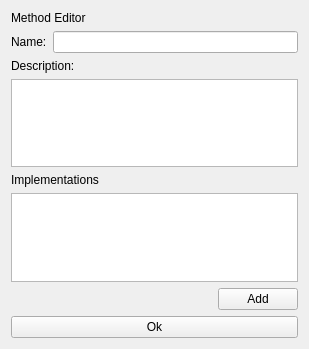
jcfreeman2/dbe, file ui/SchemaMethodEditor.ui: the form before one commit.
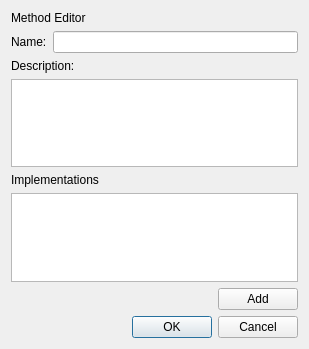
The form after the commit.

Commit message: Add cancel option to attribute,relationship and method edit widgets. Add 'Save View As' to main window

```diff
--- a/ui/SchemaMethodEditor.ui
+++ b/ui/SchemaMethodEditor.ui
@@ -499,9 +499,9 @@
     </layout>
    </item>
    <item>
-    <widget class="QPushButton" name="SaveButton">
-     <property name="text">
-      <string>Ok</string>
+    <widget class="QDialogButtonBox" name="buttonBox">
+     <property name="standardButtons">
+      <set>QDialogButtonBox::Cancel|QDialogButtonBox::Ok</set>
      </property>
     </widget>
    </item>
```
The commit also changes 8 other files.
